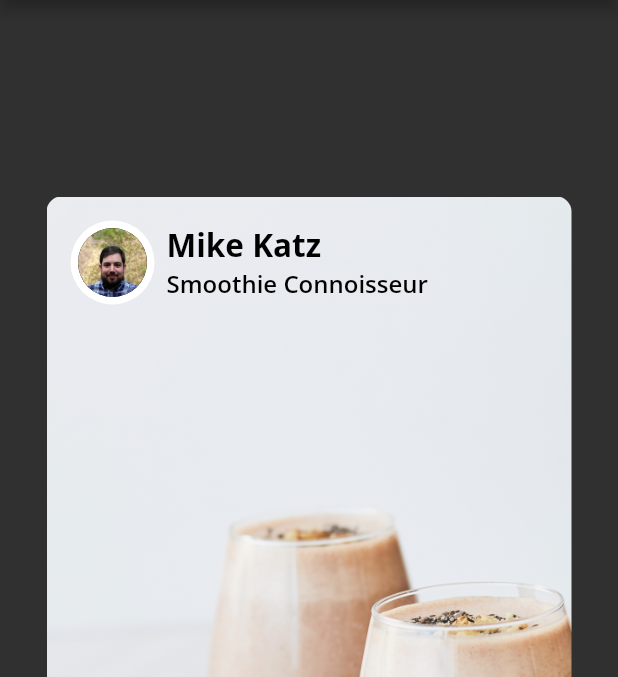
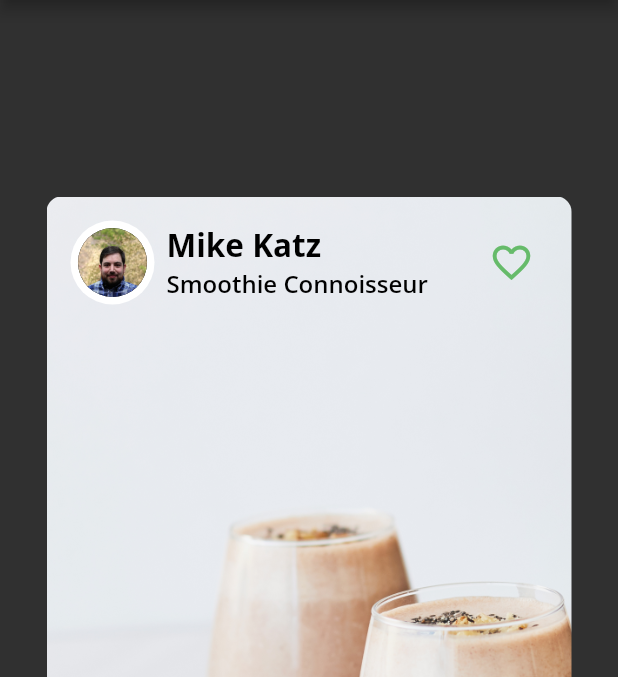
Before and after one commit to thezxdev/flutter_basic_widgets, a Flutter app: the screen it shows after launch, item 2 of the bottom bar chosen, on a phone screen of 412 x 824 dp, the part 84-761 px from its top. Run offline on Flutter 3.47's test engine with Material 2 defaults, Android fonts, the phone set to English and light mode, and no system bars; our stand-ins replace google_fonts.

Commit message:
IconButton en author_card

```diff
--- a/lib/author_card.dart
+++ b/lib/author_card.dart
@@ -20,6 +20,7 @@ class AuthorCard extends StatelessWidget {
     return Container(
       padding: const EdgeInsets.all(16),
       child: Row(
+        mainAxisAlignment: MainAxisAlignment.spaceBetween,
         children: [
           Row(
             children: [
@@ -38,11 +39,22 @@ class AuthorCard extends StatelessWidget {
                   Text(
                     title,
                     style: FooderlichTheme.lightTextTheme.headline3,
-                  )
+                  ),
                 ],
-                // TODO: Add Icon Button
-              )
+              ),
+              // const SizedBox( width: 20,),
             ],
+          ),
+          IconButton(
+            icon: const Icon(Icons.favorite_border),
+            iconSize: 30,
+            color: Colors.green[400],
+            onPressed: () {
+              const snackBar = SnackBar(
+                content: Text('Favorite Pressed')
+              );
+              ScaffoldMessenger.of(context).showSnackBar(snackBar);
+            },
           )
         ],
       ),
```
